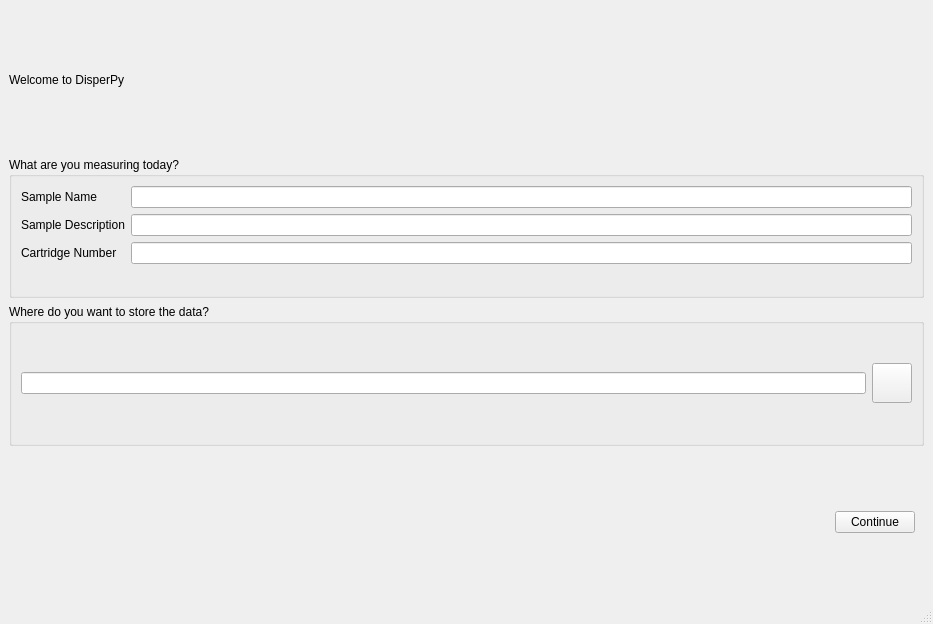
First picture: the form in dispertech/view/GUI/Welcome_Window.ui, repository aquilesC/DisperPy, before the edit.
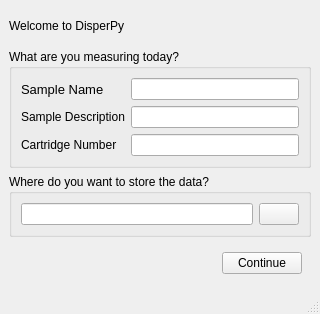
Second picture: the form after the edit. Icons and pictures are not drawn.

Commit message: Change window size for non HD displays

The edit to the form file:
```diff
--- a/dispertech/view/GUI/Welcome_Window.ui
+++ b/dispertech/view/GUI/Welcome_Window.ui
@@ -6,8 +6,8 @@
    <rect>
     <x>0</x>
     <y>0</y>
-    <width>933</width>
-    <height>624</height>
+    <width>320</width>
+    <height>314</height>
    </rect>
   </property>
   <property name="windowTitle">
@@ -36,6 +36,15 @@
       <layout class="QFormLayout" name="formLayout_2">
        <item row="0" column="0">
         <widget class="QLabel" name="label_4">
+         <property name="font">
+          <font>
+           <family>Ubuntu</family>
+           <pointsize>10</pointsize>
+           <weight>3</weight>
+           <italic>false</italic>
+           <bold>false</bold>
+          </font>
+         </property>
          <property name="text">
           <string>Sample Name</string>
          </property>
```
Left out of the diff: 6 changed lines with no effect on the pictures. The commit also changes 4 other files.
